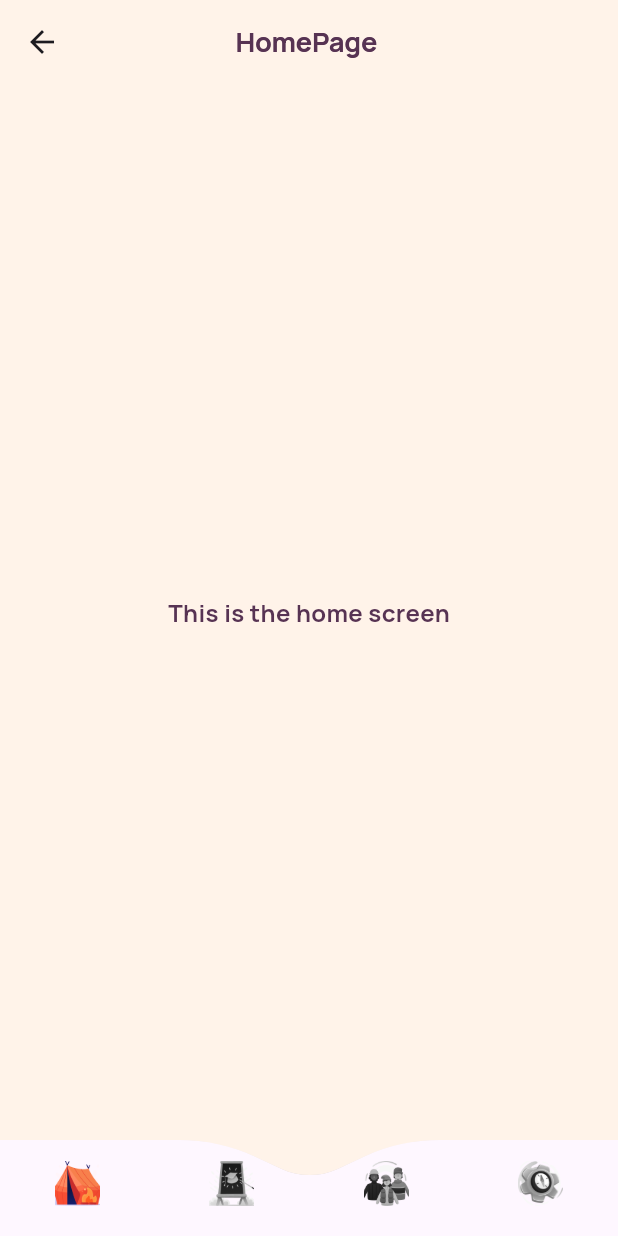
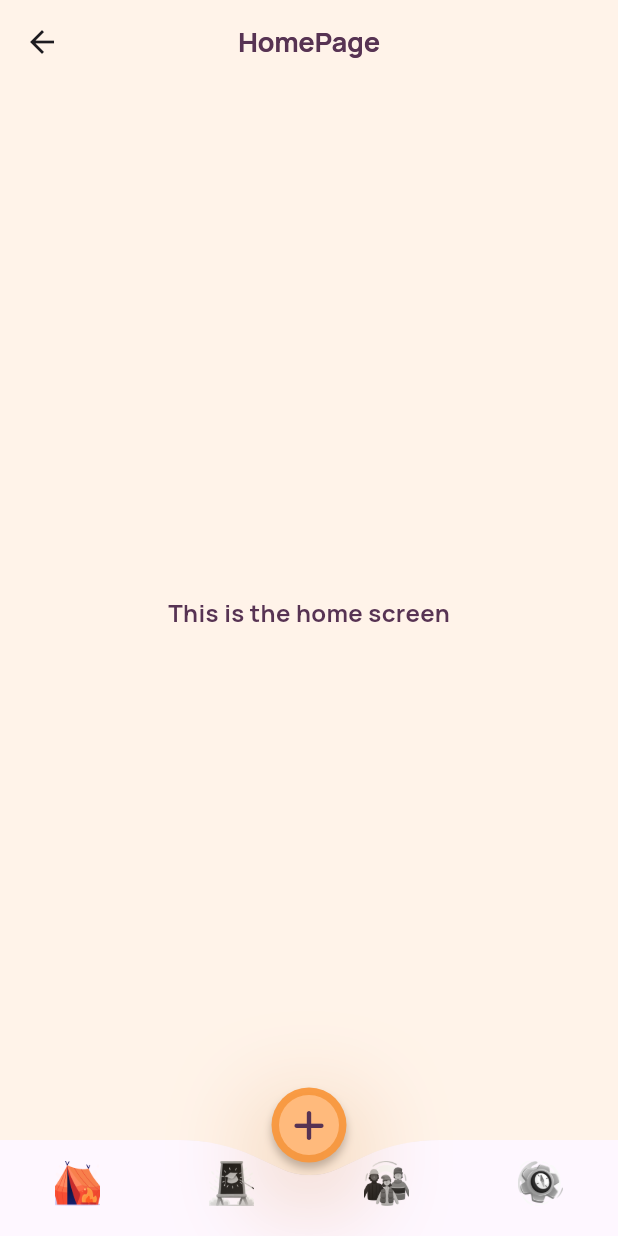
Before and after one commit to SourishBiswas23/habit_builder, a Flutter app: the BottomNavBar screen opened by its route, on a phone screen of 412 x 824 dp. Run offline on Flutter 3.47's test engine with Material 3 defaults, Android fonts, the phone set to English and light mode, and no system bars; our stand-ins replace bloc, equatable, flutter_bloc, flutter_svg, flutter_switch, font_awesome_flutter and 2 more.

Commit message:
Integrated bloc with the bottom nav bar

```diff
--- a/lib/controllers/bottom__nav_bar_bloc.dart/bottom_nav_bar_event.dart
+++ b/lib/controllers/bottom__nav_bar_bloc.dart/bottom_nav_bar_event.dart
@@ -2,7 +2,35 @@ part of 'bottom_nav_bar_bloc.dart';
 
 sealed class BottomNavBarEvent extends Equatable {
   const BottomNavBarEvent();
+  final int index = 0;
 
   @override
-  List<Object> get props => [];
+  List<Object> get props => [
+        index,
+      ];
 }
+
+final class LoadHomeScreenEvent extends BottomNavBarEvent {
+  const LoadHomeScreenEvent({required this.index});
+  final int index;
+}
+
+final class LoadCommunityScreenEvent extends BottomNavBarEvent {
+  const LoadCommunityScreenEvent({required this.index});
+  final int index;
+}
+
+final class LoadCoursesScreenEvent extends BottomNavBarEvent {
+  const LoadCoursesScreenEvent({required this.index});
+  final int index;
+}
+
+final class LoadSettingsScreenEvent extends BottomNavBarEvent {
+  const LoadSettingsScreenEvent({required this.index});
+  final int index;
+}
+
+final class LoadNewHabitScreenEvent extends BottomNavBarEvent {
+  const LoadNewHabitScreenEvent({required this.index});
+  final int index;
+}
--- a/lib/controllers/bottom__nav_bar_bloc.dart/bottom_nav_bar_state.dart
+++ b/lib/controllers/bottom__nav_bar_bloc.dart/bottom_nav_bar_state.dart
@@ -2,9 +2,31 @@ part of 'bottom_nav_bar_bloc.dart';
 
 sealed class BottomNavBarState extends Equatable {
   const BottomNavBarState();
+  final Widget screen = const HomeScreen();
+  final String appBarTitle = 'HomePage';
+  final int selectedIndex = 0;
+  final IconData buttonIcon = FontAwesomeIcons.plus;
 
   @override
-  List<Object> get props => [];
+  List<Object> get props => [
+        screen,
+        appBarTitle,
+        selectedIndex,
+        buttonIcon,
+      ];
 }
 
 final class BottomNavBarInitial extends BottomNavBarState {}
+
+final class ScreenAndTitle extends BottomNavBarState {
+  const ScreenAndTitle({
+    required this.screen,
+    required this.appBarTitle,
+    required this.selectedIndex,
+    required this.buttonIcon,
+  });
+  final Widget screen;
+  final String appBarTitle;
+  final int selectedIndex;
+  final IconData buttonIcon;
+}
--- a/lib/views/bottom_nav_bar/bottom_nav_bar.dart
+++ b/lib/views/bottom_nav_bar/bottom_nav_bar.dart
@@ -1,9 +1,10 @@
 import 'package:flutter/material.dart';
+import 'package:flutter_bloc/flutter_bloc.dart';
+import 'package:font_awesome_flutter/font_awesome_flutter.dart';
+import 'package:habit_builder/app_theme.dart';
 
-import '../community_screen/community_screen.dart';
-import '../courses_screen/courses_screen.dart';
-import '../home_screen/home_screen.dart';
-import '../settings_screen/settings_screen.dart';
+import '../../controllers/bottom__nav_bar_bloc.dart/bottom_nav_bar_bloc.dart';
+
 
 class BottomNavBar extends StatefulWidget {
   const BottomNavBar({super.key});
@@ -13,13 +14,11 @@ class BottomNavBar extends StatefulWidget {
 }
 
 class _BottomNavBarState extends State<BottomNavBar> {
-  int _selectedIndex = 0;
-
-  final List<Widget> _screens = [
-    const HomeScreen(),
-    const CoursesScreen(),
-    const CommunityScreen(),
-    const SettingsScreen(),
+  final List _events = [
+    const LoadHomeScreenEvent(index: 0),
+    const LoadCoursesScreenEvent(index: 1),
+    const LoadCommunityScreenEvent(index: 2),
+    const LoadSettingsScreenEvent(index: 3),
   ];
 
   final List<String> _labels = [
@@ -42,22 +41,71 @@ class _BottomNavBarState extends State<BottomNavBar> {
     'assets/images/settings_un_selected.png',
   ];
 
-  final List<String> appbarTitles = [
-    'HomePage ',
-    'Courses',
-    'Community',
-    'Settings',
-  ];
 
   @override
   Widget build(BuildContext context) {
+    return BlocBuilder<BottomNavBarBloc, BottomNavBarState>(
+      builder: (context, state) {
         return Scaffold(
           appBar: AppBar(
             title: Text(
-          appbarTitles[_selectedIndex],
+              state.appBarTitle,
             ),
           ),
-      body: _screens[_selectedIndex],
+          body: state.screen,
+          floatingActionButton: Padding(
+            padding: const EdgeInsets.only(bottom: 20),
+            child: GestureDetector(
+              onTap: () => context.read<BottomNavBarBloc>().add(
+                    LoadNewHabitScreenEvent(index: state.selectedIndex),
+                  ),
+              child: Stack(
+                alignment: AlignmentDirectional.center,
+                children: [
+                  Container(
+                    height: 50,
+                    width: 50,
+                    decoration: BoxDecoration(
+                      color: const Color(0xFFFC9D45),
+                      borderRadius: BorderRadius.circular(100),
+                      boxShadow: [
+                        BoxShadow(
+                          offset: const Offset(0, 4),
+                          blurRadius: 4,
+                          color: Colors.black.withOpacity(
+                            0.25,
+                          ),
+                        ),
+                      ],
+                    ),
+                  ),
+                  Container(
+                    height: 40,
+                    width: 40,
+                    decoration: BoxDecoration(
+                      color: AppTheme.morning,
+                      borderRadius: BorderRadius.circular(100),
+                      boxShadow: const [
+                        BoxShadow(
+                          offset: Offset(0, 20),
+                          blurRadius: 60,
+                          color: Color(0xFFD07E32),
+                        )
+                      ],
+                    ),
+                    child: Center(
+                      child: FaIcon(
+                        state.buttonIcon,
+                        color: AppTheme.eclipse,
+                      ),
+                    ),
+                  )
+                ],
+              ),
+            ),
+          ),
+          floatingActionButtonLocation:
+              FloatingActionButtonLocation.miniCenterDocked,
           bottomNavigationBar: ClipPath(
             clipper: CurvedBottomNavigationBarClipper(),
             child: BottomNavigationBar(
@@ -65,16 +113,14 @@ class _BottomNavBarState extends State<BottomNavBar> {
               type: BottomNavigationBarType.fixed,
               showSelectedLabels: false,
               showUnselectedLabels: false,
-          currentIndex: _selectedIndex,
+              currentIndex: state.selectedIndex,
               onTap: (value) {
-            setState(() {
-              _selectedIndex = value;
-            });
+                context.read<BottomNavBarBloc>().add(_events[value]);
               },
-          items: List.generate(_screens.length, (index) {
+              items: List.generate(_events.length, (index) {
                 return BottomNavigationBarItem(
                   label: _labels[index],
-              icon: index == _selectedIndex
+                  icon: index == state.selectedIndex
                       ? Image.asset(
                           _selectedIconPath[index],
                           fit: BoxFit.cover,
@@ -91,6 +137,8 @@ class _BottomNavBarState extends State<BottomNavBar> {
               }),
             ),
           ),
+        );
+      },
     );
   }
 }
```
Also changed, not shown: lib/controllers/bottom__nav_bar_bloc.dart/bottom_nav_bar_bloc.dart (+57 -2 lines), lib/main.dart (+17 -11 lines), lib/views/new_habit_screen/habit_frequency_week_days.dart (+4 -4 lines), lib/views/new_habit_screen/new_habit_screen.dart (+3 -9 lines). Lines whose indentation alone changed are shown as unchanged.
